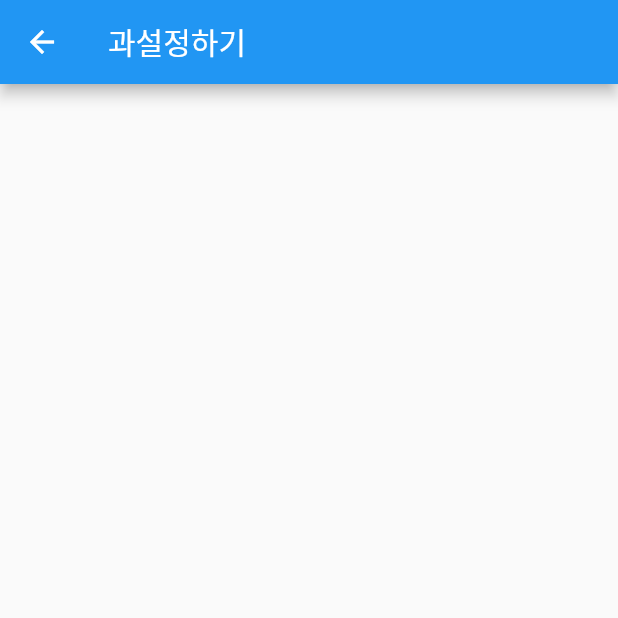
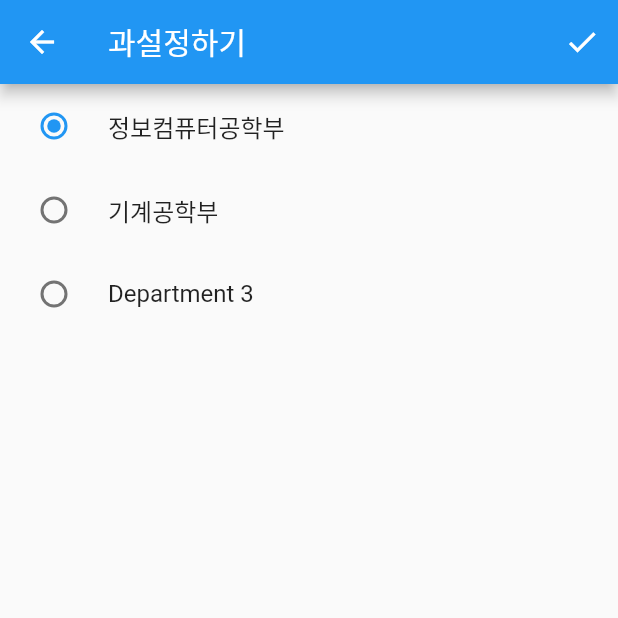
Before and after one commit to kbs1027/PNUi, a Flutter app: the screen it shows after launch, after a tap on "학과설정", on a phone screen of 412 x 824 dp, the top half of it. Run offline on Flutter 3.47's test engine with Material 2 defaults, Android fonts, the phone set to English and light mode, and no system bars; our stand-ins replace sqflite; accounts and stored records are empty.

Commit message:
department select finish

```diff
--- a/app/lib/main.dart
+++ b/app/lib/main.dart
@@ -1,5 +1,7 @@
+import 'package:app/model/Departmentmodel.dart';
 import 'package:app/view/home.dart';
 import 'package:flutter/material.dart';
+import 'package:provider/provider.dart';
 
 void main() {
   runApp(const Landing());
@@ -15,8 +17,12 @@ class Landing extends StatefulWidget {
 class _LandingState extends State<Landing> {
   @override
   Widget build(BuildContext context) {
-    return const MaterialApp(
-      home: home(),
+    return ChangeNotifierProvider(
+      create: (context) => DepartmentModel(),
+      builder: (context, _) => const MaterialApp(
+          home: Scaffold(
+        body: home(),
+      )),
     );
   }
 }
--- /dev/null
+++ b/app/lib/model/Departmentmodel.dart
@@ -0,0 +1,12 @@
+import 'package:flutter/material.dart';
+
+class DepartmentModel extends ChangeNotifier {
+  int? _selectedDepartmentIndex = 0;
+
+  int? get selectedDepartmentIndex => _selectedDepartmentIndex;
+
+  set selectedDepartmentIndex(int? value) {
+    _selectedDepartmentIndex = value;
+    notifyListeners();
+  }
+}
--- a/app/lib/view/departList.dart
+++ b/app/lib/view/departList.dart
@@ -1,4 +1,6 @@
+import 'package:app/model/Departmentmodel.dart';
 import 'package:flutter/material.dart';
+import 'package:provider/provider.dart';
 
 class departList extends StatefulWidget {
   const departList({super.key});
@@ -8,8 +10,12 @@ class departList extends StatefulWidget {
 }
 
 class _departListState extends State<departList> {
+  final List<String> departments = ['정보컴퓨터공학부', '기계공학부', 'Department 3'];
+
   @override
   Widget build(BuildContext context) {
+    return Consumer<DepartmentModel>(
+      builder: (context, departmentModel, child) {
         return Scaffold(
           appBar: AppBar(
             title: const Text('과설정하기'),
@@ -19,7 +25,31 @@ class _departListState extends State<departList> {
               },
               icon: const Icon(Icons.arrow_back),
             ),
+            actions: [
+              IconButton(
+                onPressed: () {
+                  // 선택한 값을 저장하고 화면을 닫습니다.
+                  Navigator.pop(context);
+                },
+                icon: const Icon(Icons.check),
               ),
+            ],
+          ),
+          body: ListView.builder(
+            itemCount: departments.length,
+            itemBuilder: (context, index) {
+              return RadioListTile<int>(
+                title: Text(departments[index]),
+                value: index,
+                groupValue: departmentModel.selectedDepartmentIndex,
+                onChanged: (int? value) {
+                  departmentModel.selectedDepartmentIndex = value;
+                },
+              );
+            },
+          ),
+        );
+      },
     );
   }
 }
--- a/app/lib/view/home.dart
+++ b/app/lib/view/home.dart
@@ -32,7 +32,7 @@ class _homeState extends State<home> {
               onPressed: () {
                 Navigator.push(
                   context,
-                  MaterialPageRoute(builder: (context) => const noticeList()),
+                  MaterialPageRoute(builder: (context) => const NoticeList()),
                 );
               },
               child: const Text('공지사항'),
--- a/app/pubspec.yaml
+++ b/app/pubspec.yaml
@@ -37,6 +37,7 @@ dependencies:
   cupertino_icons: ^1.0.2
   sqflite: ^2.3.0
   path: ^1.8.3
+  provider: ^6.0.5
 dev_dependencies:
   flutter_test:
     sdk: flutter
```
Also changed, not shown: app/lib/provider/department_provider.dart (added, +12 -0 lines), app/lib/repo/repository.dart (+38 -0 lines), app/lib/view/noticeList.dart (+46 -4 lines), app/lib/service/parsing.dart (added). Lines whose indentation alone changed are shown as unchanged.
